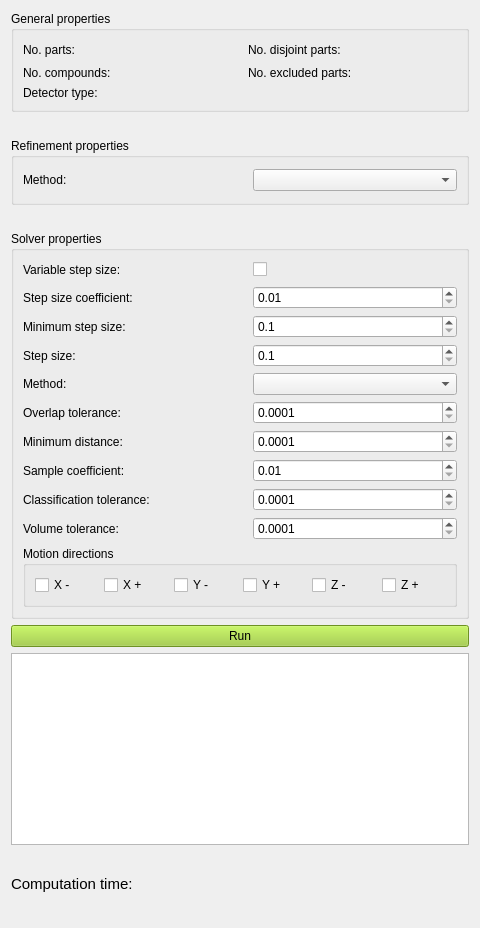
The window that Gui/Resources/ui/aplan_obstruction_detectors/OCCT.ui (martcram/FreeCAD-APLAN) describes before a commit, drawn with Qt 5.
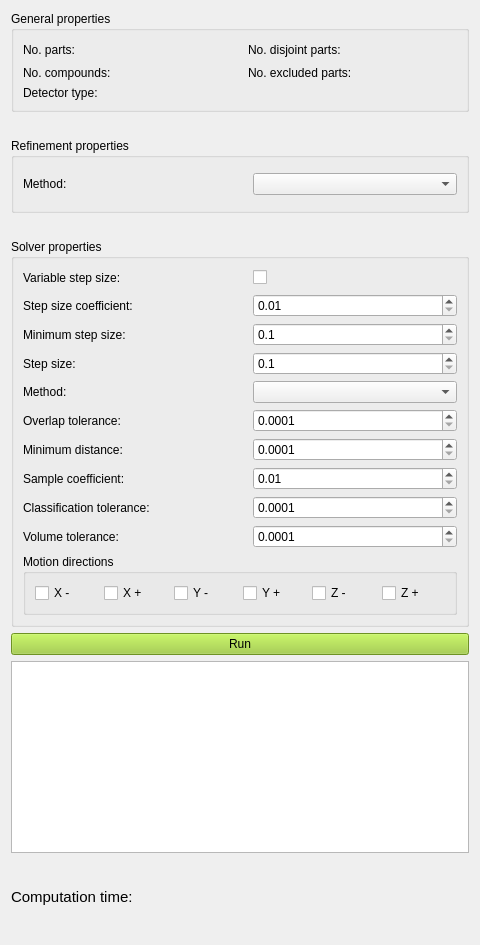
The same window after the commit.

Commit message: correct task panel's title

Patch:
```diff
--- a/Gui/Resources/ui/aplan_obstruction_detectors/OCCT.ui
+++ b/Gui/Resources/ui/aplan_obstruction_detectors/OCCT.ui
@@ -7,7 +7,7 @@
     <x>0</x>
     <y>0</y>
     <width>480</width>
-    <height>928</height>
+    <height>945</height>
    </rect>
   </property>
   <property name="windowTitle">
```
Left out of the diff: 6 changed lines with no effect on the pictures.
